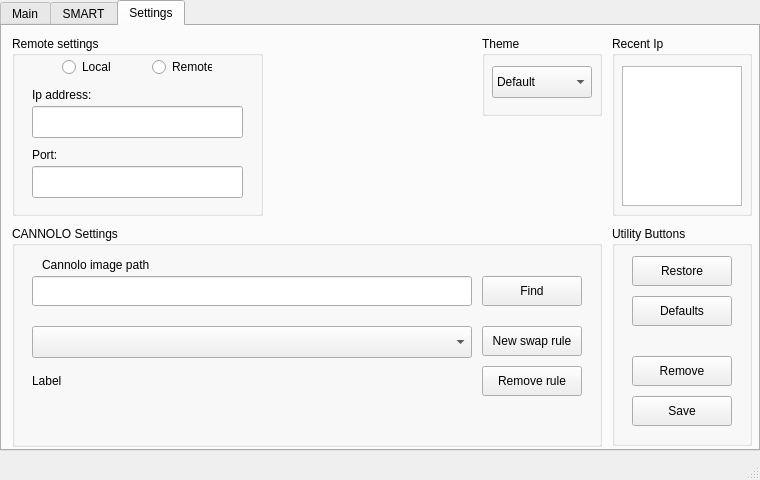
Before: the Qt Designer form assets/interface.ui in WEEE-Open/pesto, drawn with Qt 5.
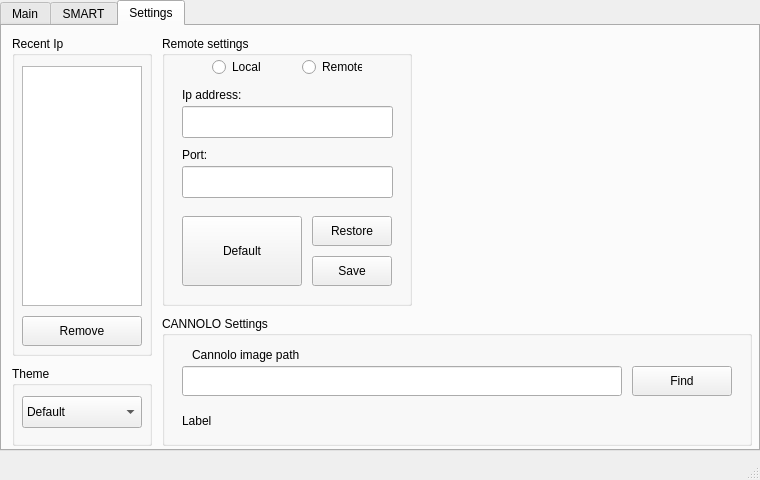
After: the same form once the commit is applied. The open tabs and pages were chosen to show the change.

Commit message: Improved settings tab.

The edit to the form file:
```diff
--- a/assets/interface.ui
+++ b/assets/interface.ui
@@ -386,10 +386,10 @@
      <widget class="QGroupBox" name="groupBox_2">
       <property name="geometry">
        <rect>
-        <x>10</x>
+        <x>160</x>
         <y>10</y>
-        <width>251</width>
-        <height>180</height>
+        <width>250</width>
+        <height>270</height>
        </rect>
       </property>
       <property name="title">
@@ -467,25 +467,12 @@
         <string>Remote</string>
        </property>
       </widget>
-     </widget>
-     <widget class="QGroupBox" name="groupBox">
-      <property name="geometry">
-       <rect>
-        <x>610</x>
-        <y>200</y>
-        <width>140</width>
-        <height>220</height>
-       </rect>
-      </property>
-      <property name="title">
-       <string>Utility Buttons</string>
-      </property>
       <widget class="QPushButton" name="restoreButton">
        <property name="geometry">
         <rect>
-         <x>20</x>
-         <y>30</y>
-         <width>100</width>
+         <x>150</x>
+         <y>180</y>
+         <width>80</width>
          <height>30</height>
         </rect>
        </property>
@@ -493,25 +480,12 @@
         <string>Restore</string>
        </property>
       </widget>
-      <widget class="QPushButton" name="defaultButton">
-       <property name="geometry">
-        <rect>
-         <x>20</x>
-         <y>70</y>
-         <width>100</width>
-         <height>30</height>
-        </rect>
-       </property>
-       <property name="text">
-        <string>Defaults</string>
-       </property>
-      </widget>
       <widget class="QPushButton" name="saveButton">
        <property name="geometry">
         <rect>
-         <x>20</x>
-         <y>170</y>
-         <width>100</width>
+         <x>150</x>
+         <y>220</y>
+         <width>80</width>
          <height>30</height>
         </rect>
        </property>
@@ -519,27 +493,27 @@
         <string>Save</string>
        </property>
       </widget>
-      <widget class="QPushButton" name="removeButton">
+      <widget class="QPushButton" name="defaultButton">
        <property name="geometry">
         <rect>
          <x>20</x>
-         <y>130</y>
-         <width>100</width>
-         <height>30</height>
+         <y>180</y>
+         <width>120</width>
+         <height>70</height>
         </rect>
        </property>
        <property name="text">
-        <string>Remove</string>
+        <string>Default</string>
        </property>
       </widget>
      </widget>
      <widget class="QGroupBox" name="ipBox">
       <property name="geometry">
        <rect>
-        <x>610</x>
+        <x>10</x>
         <y>10</y>
         <width>140</width>
-        <height>180</height>
+        <height>320</height>
        </rect>
       </property>
       <property name="title">
@@ -551,17 +525,30 @@
          <x>10</x>
          <y>30</y>
          <width>120</width>
-         <height>140</height>
+         <height>240</height>
         </rect>
        </property>
       </widget>
+      <widget class="QPushButton" name="removeButton">
+       <property name="geometry">
+        <rect>
+         <x>10</x>
+         <y>280</y>
+         <width>120</width>
+         <height>30</height>
+        </rect>
+       </property>
+       <property name="text">
+        <string>Remove</string>
+       </property>
+      </widget>
      </widget>
      <widget class="QGroupBox" name="groupBox_4">
       <property name="geometry">
        <rect>
-        <x>480</x>
-        <y>10</y>
-        <width>120</width>
+        <x>10</x>
+        <y>340</y>
+        <width>140</width>
         <height>80</height>
        </rect>
       </property>
@@ -573,7 +560,7 @@
         <rect>
          <x>10</x>
          <y>30</y>
-         <width>100</width>
+         <width>120</width>
          <height>32</height>
         </rect>
        </property>
@@ -602,10 +589,10 @@
      <widget class="QGroupBox" name="groupBox_5">
       <property name="geometry">
        <rect>
-        <x>10</x>
-        <y>200</y>
+        <x>160</x>
+        <y>290</y>
         <width>590</width>
-        <height>221</height>
+        <height>130</height>
        </rect>
       </property>
       <property name="title">
@@ -631,8 +618,8 @@
        <property name="geometry">
         <rect>
          <x>20</x>
-         <y>140</y>
-         <width>510</width>
+         <y>90</y>
+         <width>550</width>
          <height>30</height>
         </rect>
        </property>
@@ -669,42 +656,22 @@
         <string>Cannolo image path</string>
        </property>
       </widget>
-      <widget class="QComboBox" name="comboBox">
-       <property name="geometry">
-        <rect>
-         <x>20</x>
-         <y>100</y>
-         <width>440</width>
-         <height>32</height>
-        </rect>
-       </property>
-      </widget>
-      <widget class="QPushButton" name="pushButton">
-       <property name="geometry">
-        <rect>
-         <x>470</x>
-         <y>100</y>
-         <width>100</width>
-         <height>30</height>
-        </rect>
-       </property>
-       <property name="text">
-        <string>New swap rule</string>
-       </property>
-      </widget>
-      <widget class="QPushButton" name="pushButton_2">
-       <property name="geometry">
-        <rect>
-         <x>470</x>
-         <y>140</y>
-         <width>100</width>
-         <height>30</height>
-        </rect>
-       </property>
-       <property name="text">
-        <string>Remove rule</string>
-       </property>
-      </widget>
+     </widget>
+     <widget class="QLabel" name="asdLabel">
+      <property name="geometry">
+       <rect>
+        <x>420</x>
+        <y>20</y>
+        <width>321</width>
+        <height>261</height>
+       </rect>
+      </property>
+      <property name="text">
+       <string/>
+      </property>
+      <property name="alignment">
+       <set>Qt::AlignCenter</set>
+      </property>
      </widget>
     </widget>
    </widget>
```
Left out of the diff: 7 changed lines with no effect on the pictures.
